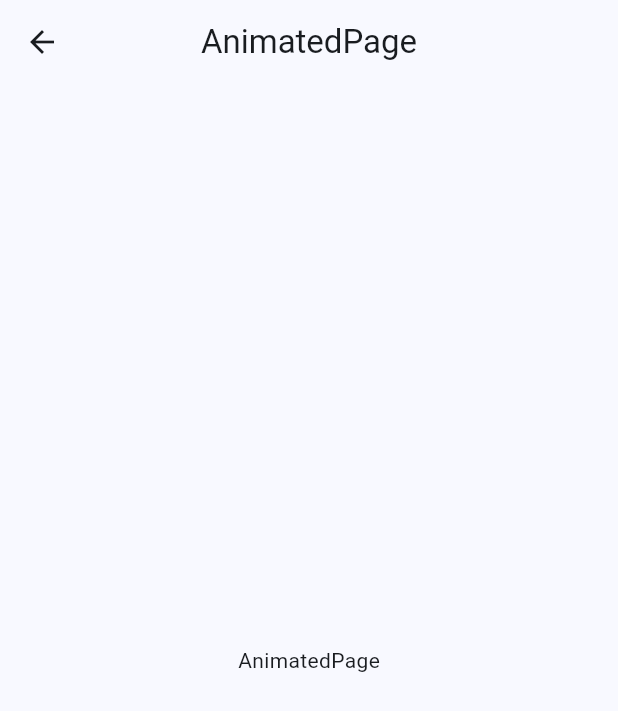
After one commit to AlDaniel1337/fl_widgets_app, a Flutter app: the AnimatedPage screen opened by its route, on a phone screen of 412 x 824 dp. The commit adds this screen. Shown: the top 711 px of the screen. Run offline on Flutter 3.47's test engine with Material 3 defaults, Android fonts, the phone set to English and light mode, and no system bars; our stand-ins replace get.

Commit message:
Nuevas pantallas agregadas

```diff
--- /dev/null
+++ b/lib/presentation/pages/animated/animated_page.dart
@@ -0,0 +1,23 @@
+import 'package:flutter/material.dart';
+
+class AnimatedPage extends StatelessWidget {
+
+  static const String route = "/animated";
+
+  const AnimatedPage({super.key});
+
+  @override
+  Widget build(BuildContext context) {
+    return Scaffold(
+
+      appBar: AppBar(
+         title: const Text('AnimatedPage'),
+         centerTitle: true,
+      ),
+
+      body: const Center(
+         child: Text('AnimatedPage'),
+      ),
+    );
+  }
+}
```
Also changed, not shown: lib/config/navigation/navigation.dart (+9 -4 lines), lib/presentation/pages/app_tutorial/app_tutorial_page.dart (added, +23 -0 lines), lib/presentation/pages/infinite_scroll/infinite_scroll_page.dart (added, +23 -0 lines), lib/presentation/pages/pages.dart (+7 -1 lines), lib/presentation/pages/progress/progress_page.dart (added, +23 -0 lines), lib/presentation/pages/snackbar/snackbar_page.dart (added, +23 -0 lines), lib/presentation/pages/ui_controls/ui_controls_page.dart (added, +23 -0 lines).
